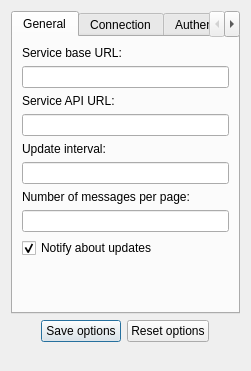
This is src/OptionsDialog.ui in asolfre/qwit as Qt 5 draws it before an edit. The edited form follows.
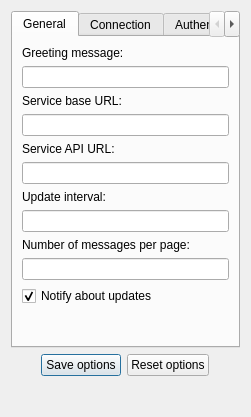
This is the edited form.

Commit message: Added an ability to customize greeting message

What changed in the file:
```diff
--- a/src/OptionsDialog.ui
+++ b/src/OptionsDialog.ui
@@ -6,7 +6,7 @@
     <x>0</x>
     <y>0</y>
     <width>251</width>
-    <height>371</height>
+    <height>417</height>
    </rect>
   </property>
   <property name="windowTitle" >
@@ -27,6 +27,16 @@
         <layout class="QGridLayout" >
          <item row="0" column="0" >
           <layout class="QVBoxLayout" >
+           <item>
+            <widget class="QLabel" name="label_11" >
+             <property name="text" >
+              <string>Greeting message:</string>
+             </property>
+            </widget>
+           </item>
+           <item>
+            <widget class="QLineEdit" name="greetingMessageLineEdit" />
+           </item>
            <item>
             <widget class="QLabel" name="label_5" >
              <property name="text" >
```
The commit also changes 2 other files.
